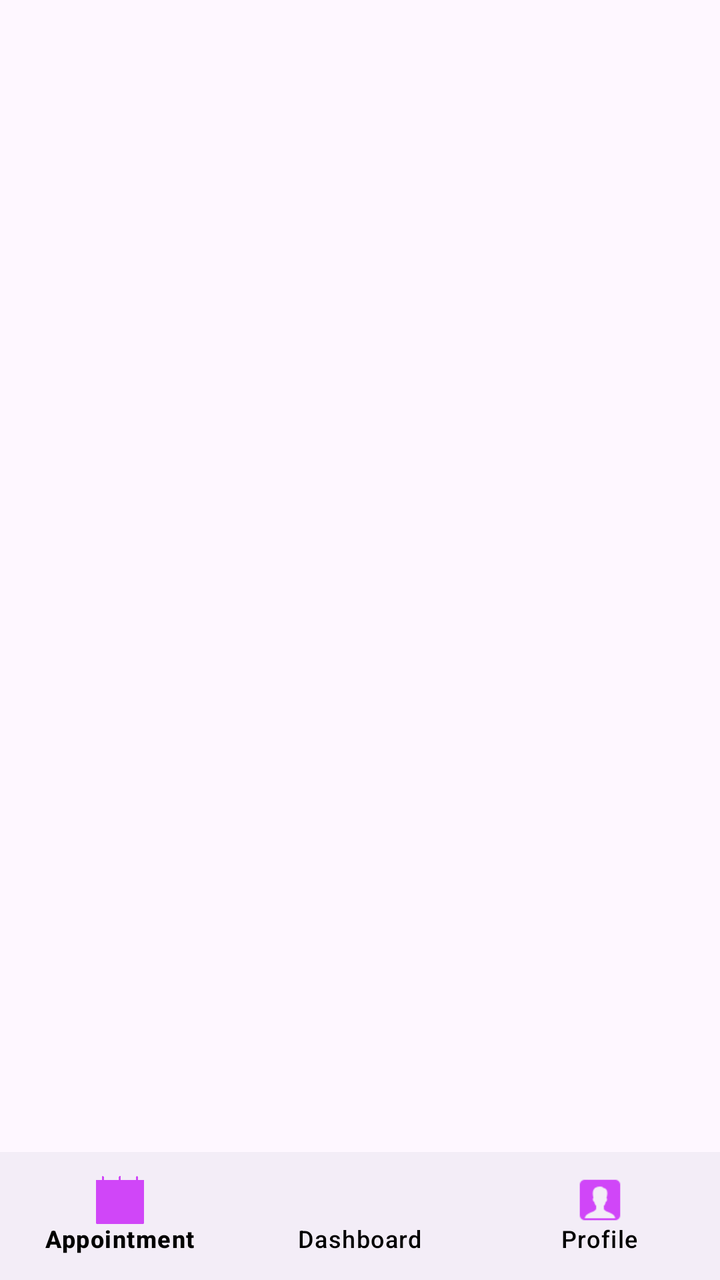
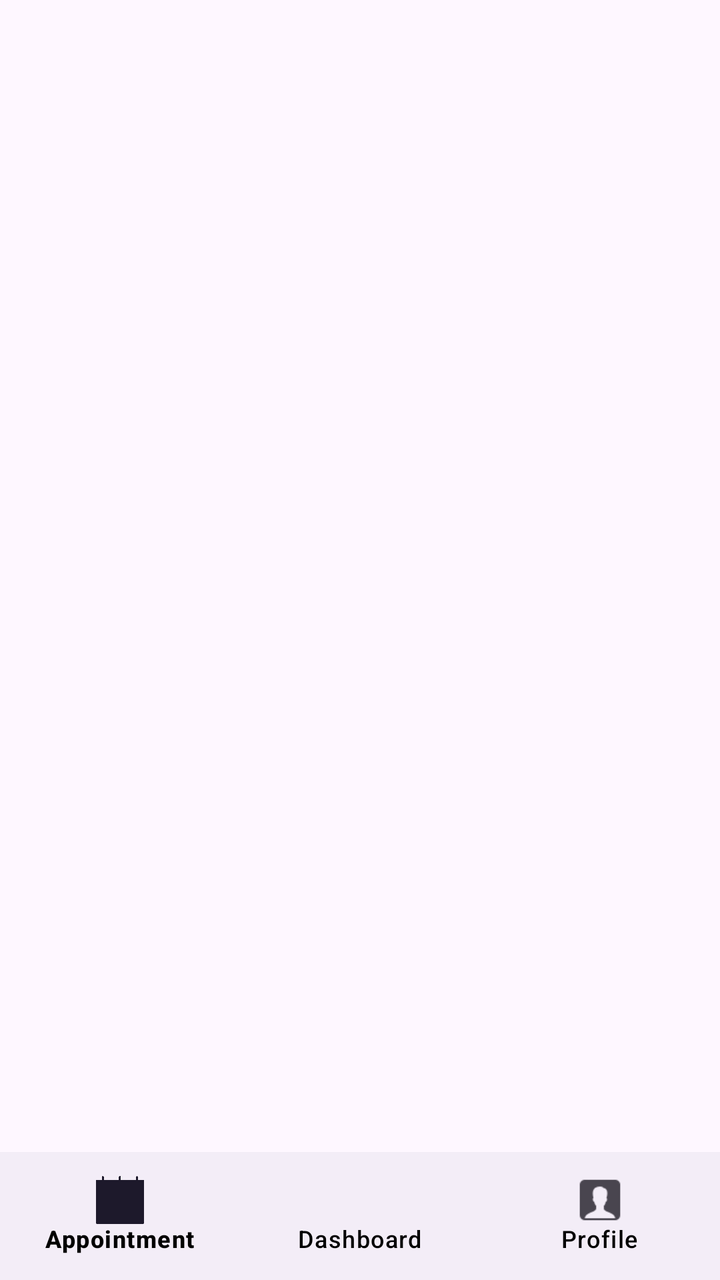

Screens rendered from an Android XML layout before and after an edit, with the pre-edit source and the edit as a unified diff.
<!-- AndroidManifest.xml: application theme Theme.DoctorA -->
<!-- res/layout/activity_dash_board.xml -->
<?xml version="1.0" encoding="utf-8"?>
<RelativeLayout xmlns:android="http://schemas.android.com/apk/res/android"
    xmlns:app="http://schemas.android.com/apk/res-auto"
    xmlns:tools="http://schemas.android.com/tools"
    android:layout_width="match_parent"
    android:layout_height="match_parent"
    tools:context=".Activity.DashBoardActivity">
    <FrameLayout
        android:id="@+id/frame"
        android:layout_width="match_parent"
        android:layout_height="match_parent"
        android:layout_above="@+id/bottomNavigation"
        android:layout_marginBottom="0dp">
    </FrameLayout>

    <com.google.android.material.bottomnavigation.BottomNavigationView
        android:layout_width="match_parent"
        android:layout_height="?attr/actionBarSize"
        android:layout_alignParentBottom="true"
        android:id="@+id/bottomNavigation"
        app:menu="@menu/menuitem"
        app:itemIconTint="#D046F8"
        android:fitsSystemWindows="true"
        app:itemTextColor="@color/black">
    </com.google.android.material.bottomnavigation.BottomNavigationView>

</RelativeLayout>
<!-- resources referenced by this layout -->
<resources>
  <color name="black">#FF000000</color>
  <style name="Theme.DoctorA" parent="Base.Theme.DoctorA" />
  <style name="Base.Theme.DoctorA" parent="Theme.Material3.DayNight.NoActionBar">
          
          
      </style>
</resources>

<!-- the commit's change to res/layout/activity_dash_board.xml (unified diff, before → after) -->
@@ -19,7 +19,6 @@
         android:layout_alignParentBottom="true"
         android:id="@+id/bottomNavigation"
         app:menu="@menu/menuitem"
-        app:itemIconTint="#D046F8"
         android:fitsSystemWindows="true"
         app:itemTextColor="@color/black">
     </com.google.android.material.bottomnavigation.BottomNavigationView>
